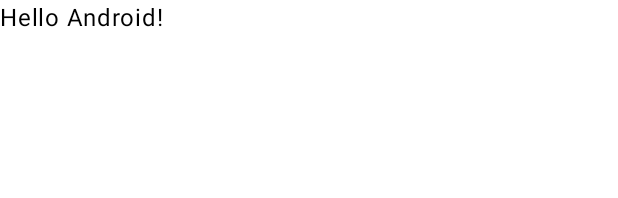
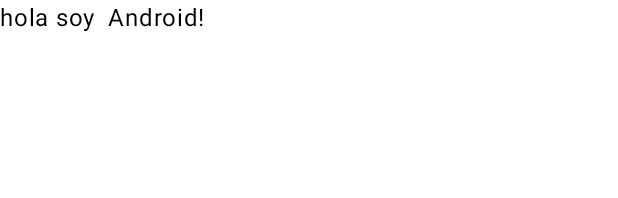
Before and after one commit to EvilGechua/ControlAndroidVersiones, an Android app built with Jetpack Compose: the @Preview function GreetingPreview, on a phone screen of 412 x 824 dp. Shown: the top 198 px of the screen. Run offline under Robolectric (Android 15) with nearby library versions, the phone set to English and light mode, and no system bars.

Commit message:
Configuración inicial del proyecto

```diff
--- a/app/src/main/java/edu/diseno_apps/crud/MainActivity.kt
+++ b/app/src/main/java/edu/diseno_apps/crud/MainActivity.kt
@@ -33,7 +33,7 @@ class MainActivity : ComponentActivity() {
 @Composable
 fun Greeting(name: String, modifier: Modifier = Modifier) {
     Text(
-        text = "Hello $name!",
+        text = "hola soy  $name!",
         modifier = modifier
     )
 }
```
